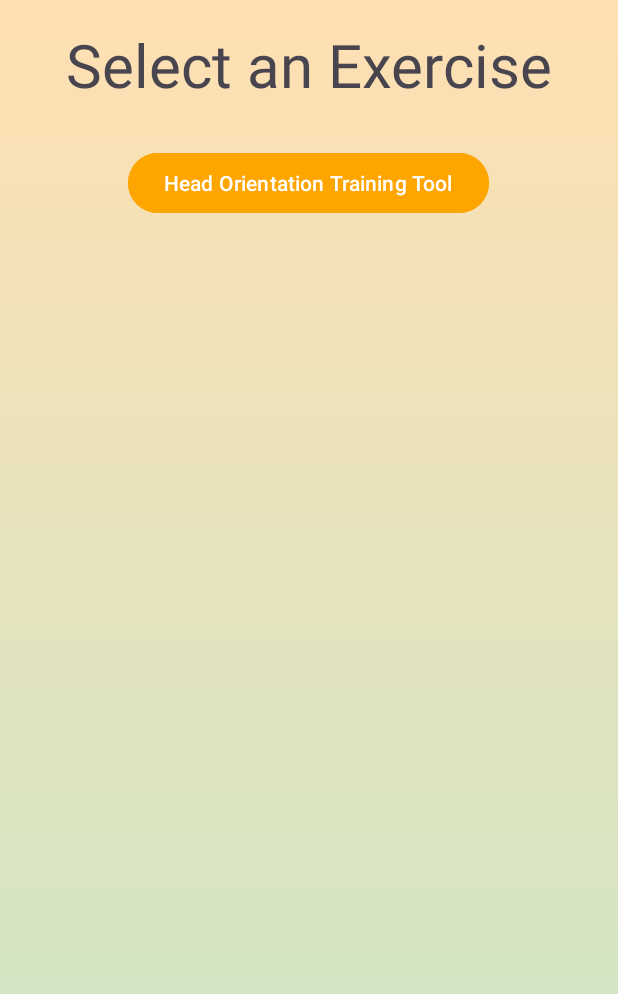
After one commit to degoedek/eTherapyII, an Android app: the TherapyContainer screen opened directly, with no data from a screen before it, on a phone screen of 412 x 824 dp. The commit adds this screen. Shown: the top 994 px of the screen. Run offline under Robolectric (Android 15) with nearby library versions, the phone set to English and light mode, and no system bars.

Commit message:
Converting to Fragments Commit #1

```diff
--- a/app/src/main/AndroidManifest.xml
+++ b/app/src/main/AndroidManifest.xml
@@ -27,6 +27,9 @@
         android:supportsRtl="true"
         android:theme="@style/Theme.ETherapyII"
         tools:targetApi="31">
+        <activity
+            android:name=".TherapyContainer"
+            android:exported="false" />
         <activity
             android:name=".SummaryPage"
             android:exported="false" />
--- a/app/src/main/java/com/example/etherapyii/ActivitySelectionFragment.java
+++ b/app/src/main/java/com/example/etherapyii/ActivitySelectionFragment.java
@@ -18,8 +18,7 @@ Button therapy, stretching;
 
 
     @Override
-    public View onCreateView(LayoutInflater inflater, ViewGroup container,
-                             Bundle savedInstanceState) {
+    public View onCreateView(LayoutInflater inflater, ViewGroup container, Bundle savedInstanceState) {
         // Inflate the layout for this fragment
         View view = inflater.inflate(R.layout.fragment_activity_selection, container, false);
         therapy = view.findViewById(R.id.btn_therapy);
@@ -27,7 +26,7 @@ Button therapy, stretching;
 
         //Therapy Button
         therapy.setOnClickListener(v -> {
-                Intent intent = new Intent(getActivity(), ConnectionActivity.class);
+                Intent intent = new Intent(getActivity(), TherapyContainer.class);
                 startActivity(intent);
             //getActivity().finish();
         });
--- a/app/src/main/java/com/example/etherapyii/HubActivity.java
+++ b/app/src/main/java/com/example/etherapyii/HubActivity.java
@@ -33,7 +33,7 @@ public class HubActivity extends AppCompatActivity {
         // Set initial fragment
         if (savedInstanceState == null) {
             getSupportFragmentManager().beginTransaction()
-                    .replace(R.id.hub_container, new ActivitySelectionFragment()) // TODO: Set this to the activity selection page
+                    .replace(R.id.hub_container, new ActivitySelectionFragment())
                     .commit();
         }
 
@@ -42,7 +42,7 @@ public class HubActivity extends AppCompatActivity {
         navMenu.setOnItemSelectedListener(item -> {
             Fragment selectedFragment;
             if (item.getItemId() == R.id.nav_activities) {
-                selectedFragment = new ActivitySelectionFragment(); // TODO: Change to HomeFragment()
+                selectedFragment = new ActivitySelectionFragment();
             } else if (item.getItemId() == R.id.nav_data) {
                 selectedFragment = new WIPFragment(); // TODO: Change to PersonalDataFragment()
             } else if (item.getItemId() == R.id.nav_toDoList) {
--- /dev/null
+++ b/app/src/main/java/com/example/etherapyii/TherapyContainer.java
@@ -0,0 +1,34 @@
+package com.example.etherapyii;
+
+import android.os.Bundle;
+
+import androidx.activity.EdgeToEdge;
+import androidx.appcompat.app.AppCompatActivity;
+import androidx.core.graphics.Insets;
+import androidx.core.view.ViewCompat;
+import androidx.core.view.WindowInsetsCompat;
+
+public class TherapyContainer extends AppCompatActivity {
+
+    @Override
+    protected void onCreate(Bundle savedInstanceState) {
+        super.onCreate(savedInstanceState);
+        EdgeToEdge.enable(this);
+        setContentView(R.layout.activity_therapy_container);
+        ViewCompat.setOnApplyWindowInsetsListener(findViewById(R.id.main), (v, insets) -> {
+            Insets systemBars = insets.getInsets(WindowInsetsCompat.Type.systemBars());
+            v.setPadding(systemBars.left, systemBars.top, systemBars.right, systemBars.bottom);
+            return insets;
+        });
+
+        // Set initial fragment
+        if (savedInstanceState == null) {
+            getSupportFragmentManager().beginTransaction()
+                    .replace(R.id.therapyContainer, new TherapySelectionFragment())
+                    .commit();
+        }
+
+
+
+    }
+}
--- /dev/null
+++ b/app/src/main/java/com/example/etherapyii/TherapyDescriptionFragment.java
@@ -0,0 +1,19 @@
+package com.example.etherapyii;
+
+import android.os.Bundle;
+
+import androidx.fragment.app.Fragment;
+
+import android.view.LayoutInflater;
+import android.view.View;
+import android.view.ViewGroup;
+
+public class TherapyDescriptionFragment extends Fragment {
+
+    @Override
+    public View onCreateView(LayoutInflater inflater, ViewGroup container,
+                             Bundle savedInstanceState) {
+        // Inflate the layout for this fragment
+        return inflater.inflate(R.layout.fragment_therapy_description, container, false);
+    }
+}
--- /dev/null
+++ b/app/src/main/java/com/example/etherapyii/TherapySelectionFragment.java
@@ -0,0 +1,32 @@
+package com.example.etherapyii;
+
+import android.content.Intent;
+import android.os.Bundle;
+
+import androidx.fragment.app.Fragment;
+import androidx.fragment.app.FragmentTransaction;
+
+import android.view.LayoutInflater;
+import android.view.View;
+import android.view.ViewGroup;
+import android.widget.Button;
+
+public class TherapySelectionFragment extends Fragment {
+    @Override
+    public View onCreateView(LayoutInflater inflater, ViewGroup container,
+                             Bundle savedInstanceState) {
+        // Inflate the layout for this fragment
+        View view = inflater.inflate(R.layout.fragment_therapy_selection, container, false);
+
+        Button Hott = view.findViewById(R.id.HOTT);
+
+        Hott.setOnClickListener(v -> {
+//            FragmentTransaction transaction = getParentFragmentManager().beginTransaction();
+//            transaction.replace(R.id.fragment_container, new FragmentTwo());
+//            transaction.addToBackStack(null);
+//            transaction.commit();
+        });
+
+        return view;
+    }
+}
--- /dev/null
+++ b/app/src/main/res/layout/activity_therapy_container.xml
@@ -0,0 +1,16 @@
+<?xml version="1.0" encoding="utf-8"?>
+<androidx.constraintlayout.widget.ConstraintLayout
+    xmlns:android="http://schemas.android.com/apk/res/android"
+    xmlns:tools="http://schemas.android.com/tools"
+    android:id="@+id/main"
+    android:layout_width="match_parent"
+    android:layout_height="match_parent"
+    tools:context=".TherapyContainer"
+    android:background="@drawable/gradient_background">
+
+    <androidx.fragment.app.FragmentContainerView
+        android:id="@+id/therapyContainer"
+        android:layout_width="match_parent"
+        android:layout_height="match_parent"/>
+
+</androidx.constraintlayout.widget.ConstraintLayout>
--- /dev/null
+++ b/app/src/main/res/layout/fragment_therapy_description.xml
@@ -0,0 +1,14 @@
+<?xml version="1.0" encoding="utf-8"?>
+<FrameLayout xmlns:android="http://schemas.android.com/apk/res/android"
+    xmlns:tools="http://schemas.android.com/tools"
+    android:layout_width="match_parent"
+    android:layout_height="match_parent"
+    tools:context=".TherapyDescriptionFragment">
+
+    <!-- TODO: Update blank fragment layout -->
+    <TextView
+        android:layout_width="match_parent"
+        android:layout_height="match_parent"
+        android:text="@string/hello_blank_fragment" />
+
+</FrameLayout>
--- /dev/null
+++ b/app/src/main/res/layout/fragment_therapy_selection.xml
@@ -0,0 +1,37 @@
+<?xml version="1.0" encoding="utf-8"?>
+<androidx.constraintlayout.widget.ConstraintLayout xmlns:android="http://schemas.android.com/apk/res/android"
+    xmlns:tools="http://schemas.android.com/tools"
+    android:layout_width="match_parent"
+    android:layout_height="match_parent"
+    xmlns:app="http://schemas.android.com/apk/res-auto"
+    tools:context=".TherapySelectionFragment">
+
+    <TextView
+        android:id="@+id/textView3"
+        android:layout_width="wrap_content"
+        android:layout_height="wrap_content"
+        android:layout_marginTop="16dp"
+        android:gravity="center"
+        android:text="@string/select_an_exercise"
+        android:textSize="40sp"
+        app:layout_constraintEnd_toEndOf="parent"
+        app:layout_constraintHorizontal_bias="0.494"
+        app:layout_constraintStart_toStartOf="parent"
+        app:layout_constraintTop_toTopOf="parent" />
+
+    <Button
+        android:id="@+id/HOTT"
+        android:layout_width="wrap_content"
+        android:layout_height="wrap_content"
+        android:layout_marginTop="28dp"
+        android:text="@string/head_orientation_training_tool"
+        android:backgroundTint="@color/orange"
+        app:layout_constraintEnd_toEndOf="parent"
+        app:layout_constraintHorizontal_bias="0.498"
+        app:layout_constraintStart_toStartOf="parent"
+        app:layout_constraintTop_toBottomOf="@+id/textView3"
+        />
+
+
+
+</androidx.constraintlayout.widget.ConstraintLayout>
--- a/app/src/main/res/layout/fragment_welcome_screen.xml
+++ b/app/src/main/res/layout/fragment_welcome_screen.xml
@@ -5,7 +5,6 @@
     android:layout_width="match_parent"
     android:layout_height="match_parent"
     android:background="@drawable/gradient_background">
-
 
     <TextView
         android:id="@+id/welcome_title"
@@ -34,7 +33,6 @@
         android:textColor="@color/royalblue"
         android:textSize="22sp"
         app:layout_constraintEnd_toEndOf="parent"
-
         app:layout_constraintStart_toStartOf="parent"
         app:layout_constraintTop_toTopOf="parent" />
 
```
Also changed, not shown: app/src/main/java/com/example/etherapyii/ConnectionActivity.java (+3 -4 lines).
